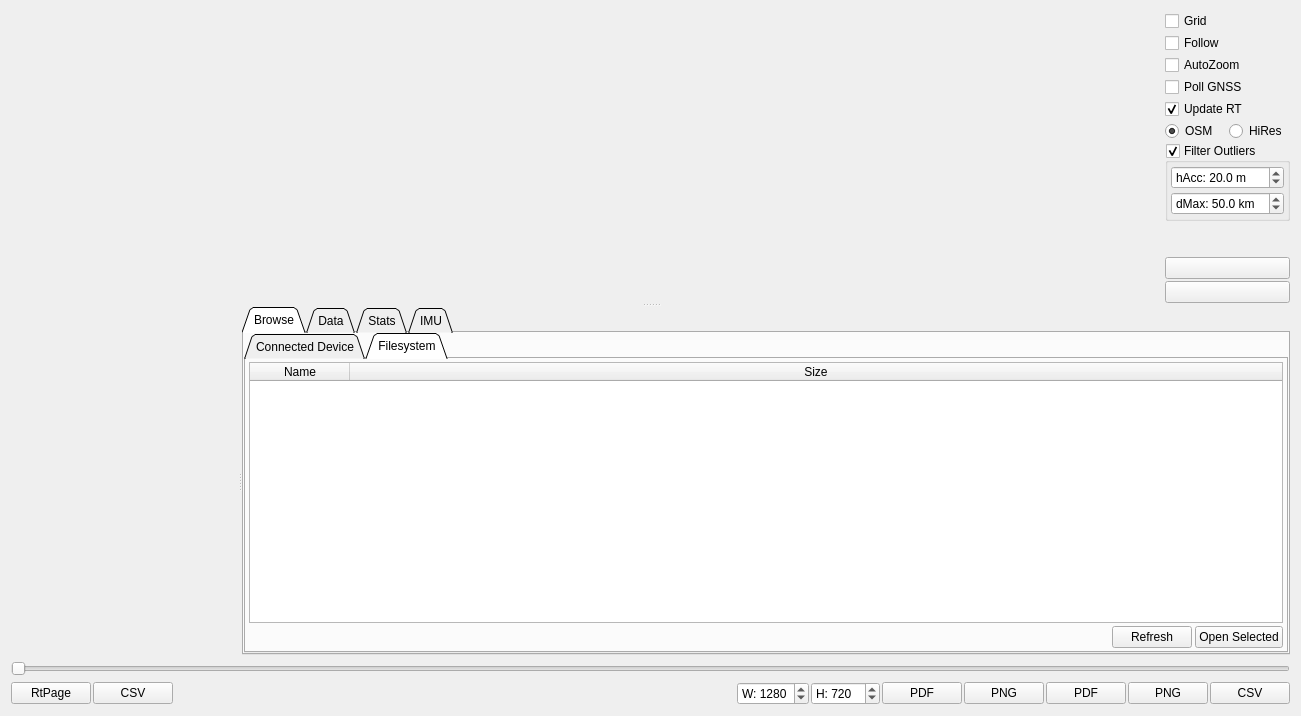
The window that pages/pageloganalysis.ui (vedderb/vesc_tool) describes before a commit, drawn with Qt 5.
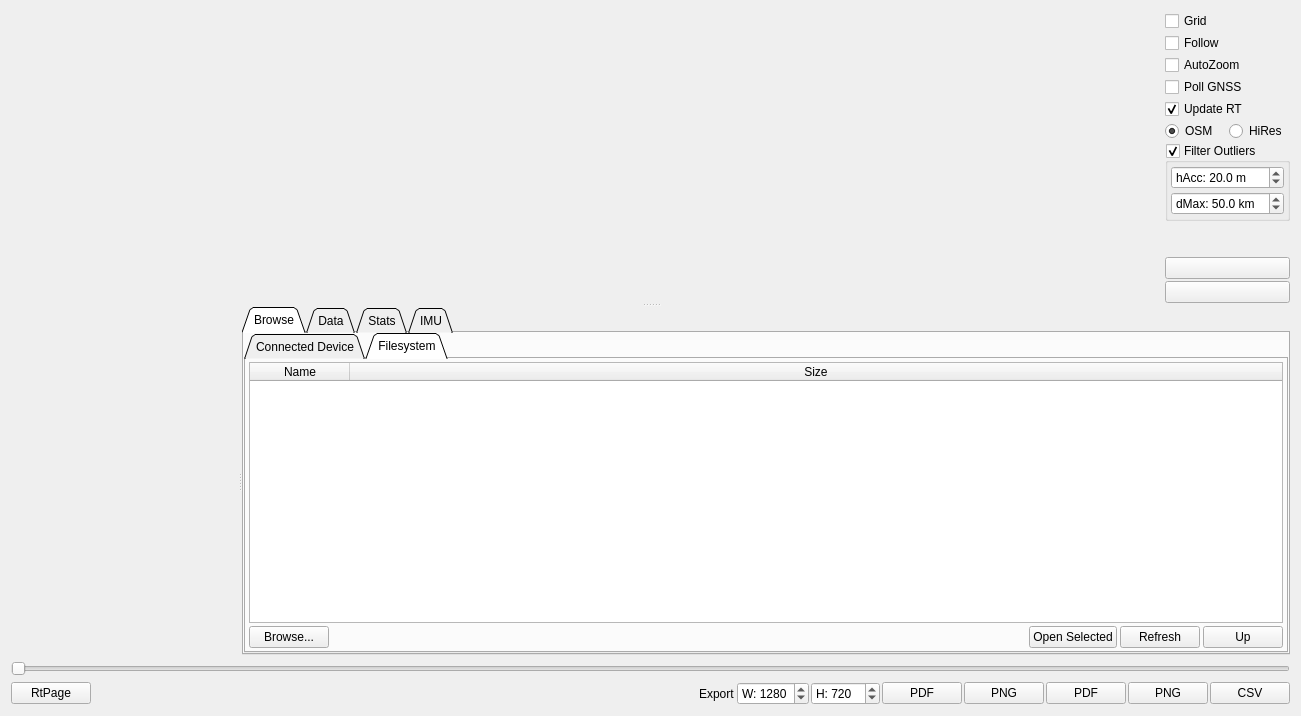
The same window after the commit. The open tabs and pages were chosen to show the change. Icons and pictures are not drawn. Custom widgets are drawn as their Qt base class.

Commit message:
Support directory navigation in filesystem browser
* Directories are shown in list and can be opened
* Up button navigates up
* Open CSV button moved into filesystem tab

What changed in the file:
```diff
--- a/pages/pageloganalysis.ui
+++ b/pages/pageloganalysis.ui
@@ -511,6 +511,20 @@
              </item>
              <item>
               <layout class="QHBoxLayout" name="horizontalLayout_4">
+               <item>
+                <widget class="QPushButton" name="openCsvButton">
+                 <property name="toolTip">
+                  <string>Open CSV file...</string>
+                 </property>
+                 <property name="text">
+                  <string>Browse...</string>
+                 </property>
+                 <property name="icon">
+                  <iconset resource="../res.qrc">
+                   <normaloff>:/res/icons/Open Folder-96.png</normaloff>:/res/icons/Open Folder-96.png</iconset>
+                 </property>
+                </widget>
+               </item>
                <item>
                 <spacer name="horizontalSpacer_2">
                  <property name="orientation">
@@ -524,6 +538,17 @@
                  </property>
                 </spacer>
                </item>
+               <item>
+                <widget class="QPushButton" name="logListOpenButton">
+                 <property name="text">
+                  <string>Open Selected</string>
+                 </property>
+                 <property name="icon">
+                  <iconset resource="../res.qrc">
+                   <normaloff>:/res/icons/Open Folder-96.png</normaloff>:/res/icons/Open Folder-96.png</iconset>
+                 </property>
+                </widget>
+               </item>
                <item>
                 <widget class="QPushButton" name="logListRefreshButton">
                  <property name="text">
@@ -536,9 +561,9 @@
                 </widget>
                </item>
                <item>
-                <widget class="QPushButton" name="logListOpenButton">
+                <widget class="QPushButton" name="logListUpButton">
                  <property name="text">
-                  <string>Open Selected</string>
+                  <string>Up</string>
                  </property>
                  <property name="icon">
                   <iconset resource="../res.qrc">
@@ -704,20 +729,6 @@
        </property>
       </widget>
      </item>
-     <item>
-      <widget class="QPushButton" name="openCsvButton">
-       <property name="toolTip">
-        <string>Open CSV file...</string>
-       </property>
-       <property name="text">
-        <string>CSV</string>
-       </property>
-       <property name="icon">
-        <iconset resource="../res.qrc">
-         <normaloff>:/res/icons/Open Folder-96.png</normaloff>:/res/icons/Open Folder-96.png</iconset>
-       </property>
-      </widget>
-     </item>
      <item>
       <spacer name="horizontalSpacer">
        <property name="orientation">
@@ -731,6 +742,13 @@
        </property>
       </spacer>
      </item>
+     <item>
+      <widget class="QLabel" name="label">
+       <property name="text">
+        <string>Export</string>
+       </property>
+      </widget>
+     </item>
      <item>
       <widget class="QSpinBox" name="saveWidthBox">
        <property name="sizePolicy">
```
Left out of the diff: 52 changed lines with no effect on the pictures. The commit also changes 2 other files.
